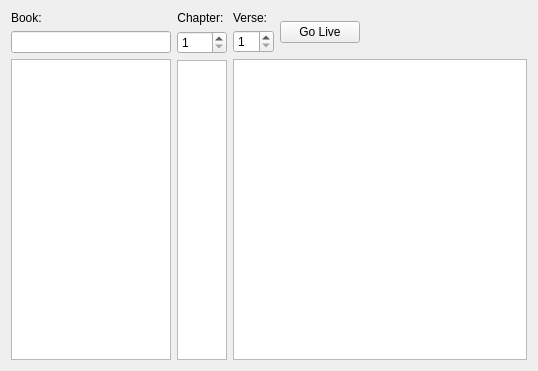
Before: the Qt Designer form src/biblewidget.ui in SoftProjector/src, drawn with Qt 5.
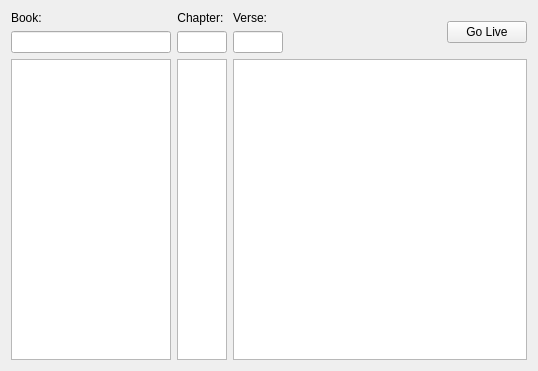
After: the same form once the commit is applied.

Commit message:
Changed verse&chapter spin boxes to entry fields. This was down in order to remove user confusion that was caused by up/down of spin box not correspond to up/down in list boxes.
Also Moved GoLive button to top-right corner of song&bible frames.

Added a spliter between songs/playlist and preview.

Patch:
```diff
--- a/src/biblewidget.ui
+++ b/src/biblewidget.ui
@@ -19,7 +19,7 @@
   <property name="windowTitle">
    <string>Form</string>
   </property>
-  <layout class="QHBoxLayout" name="horizontalLayout_4" stretch="1,1,100">
+  <layout class="QHBoxLayout" name="horizontalLayout_2" stretch="0,0,1">
    <item>
     <layout class="QVBoxLayout" name="verticalLayout_2">
      <item>
@@ -115,24 +115,27 @@
       </widget>
      </item>
      <item>
-      <widget class="QSpinBox" name="spinChapter">
+      <widget class="QLineEdit" name="chapter_ef">
        <property name="sizePolicy">
         <sizepolicy hsizetype="Expanding" vsizetype="Fixed">
          <horstretch>0</horstretch>
          <verstretch>0</verstretch>
         </sizepolicy>
        </property>
+       <property name="minimumSize">
+        <size>
+         <width>0</width>
+         <height>0</height>
+        </size>
+       </property>
        <property name="maximumSize">
         <size>
          <width>50</width>
          <height>16777215</height>
         </size>
        </property>
-       <property name="minimum">
-        <number>1</number>
-       </property>
-       <property name="value">
-        <number>1</number>
+       <property name="toolTip">
+        <string>Filter criteria for the bible list. If the first character of the filter is a number, then only books starting with this number are matched. Example filters: &quot;Deuter&quot;, &quot;1Thes&quot;.</string>
        </property>
       </widget>
      </item>
@@ -159,18 +162,16 @@
    </item>
    <item>
     <layout class="QVBoxLayout" name="verticalLayout_4">
-     <item>
-      <layout class="QHBoxLayout" name="horizontalLayout_2">
-       <item>
-        <layout class="QVBoxLayout" name="verticalLayout_3">
          <property name="spacing">
-          <number>5</number>
+      <number>6</number>
          </property>
          <item>
           <layout class="QHBoxLayout" name="horizontalLayout">
            <property name="spacing">
-            <number>0</number>
-           </property>
+        <number>6</number>
+       </property>
+       <item>
+        <layout class="QVBoxLayout" name="verticalLayout_3">
            <item>
             <widget class="QLabel" name="lblVerse">
              <property name="text">
@@ -178,45 +179,51 @@
              </property>
             </widget>
            </item>
-          </layout>
-         </item>
          <item>
-          <layout class="QHBoxLayout" name="horizontalLayout_3">
-           <property name="spacing">
-            <number>0</number>
+          <widget class="QLineEdit" name="verse_ef">
+           <property name="sizePolicy">
+            <sizepolicy hsizetype="Minimum" vsizetype="Fixed">
+             <horstretch>0</horstretch>
+             <verstretch>0</verstretch>
+            </sizepolicy>
            </property>
-           <item>
-            <widget class="QSpinBox" name="spinVerse">
-             <property name="minimum">
-              <number>1</number>
-             </property>
-             <property name="value">
-              <number>1</number>
+           <property name="minimumSize">
+            <size>
+             <width>0</width>
+             <height>0</height>
+            </size>
+           </property>
+           <property name="maximumSize">
+            <size>
+             <width>50</width>
+             <height>16777215</height>
+            </size>
+           </property>
+           <property name="toolTip">
+            <string>Filter criteria for the bible list. If the first character of the filter is a number, then only books starting with this number are matched. Example filters: &quot;Deuter&quot;, &quot;1Thes&quot;.</string>
              </property>
             </widget>
            </item>
           </layout>
          </item>
-        </layout>
+       <item>
+        <spacer name="horizontalSpacer_3">
+         <property name="orientation">
+          <enum>Qt::Horizontal</enum>
+         </property>
+         <property name="sizeHint" stdset="0">
+          <size>
+           <width>17</width>
+           <height>13</height>
+          </size>
+         </property>
+        </spacer>
        </item>
        <item>
         <layout class="QVBoxLayout" name="verticalLayout_5">
-         <item>
-          <spacer name="verticalSpacer">
-           <property name="orientation">
-            <enum>Qt::Vertical</enum>
-           </property>
-           <property name="sizeType">
-            <enum>QSizePolicy::Minimum</enum>
-           </property>
-           <property name="sizeHint" stdset="0">
-            <size>
-             <width>20</width>
-             <height>0</height>
-            </size>
-           </property>
-          </spacer>
-         </item>
+         <property name="spacing">
+          <number>0</number>
+         </property>
          <item>
           <widget class="QPushButton" name="btnLive">
            <property name="sizePolicy">
@@ -240,20 +247,23 @@
            </property>
           </widget>
          </item>
-        </layout>
-       </item>
        <item>
-        <spacer name="horizontalSpacer_3">
+          <spacer name="verticalSpacer">
          <property name="orientation">
-          <enum>Qt::Horizontal</enum>
+            <enum>Qt::Vertical</enum>
+           </property>
+           <property name="sizeType">
+            <enum>QSizePolicy::Preferred</enum>
          </property>
          <property name="sizeHint" stdset="0">
           <size>
-           <width>17</width>
-           <height>5</height>
+             <width>20</width>
+             <height>0</height>
           </size>
          </property>
         </spacer>
+         </item>
+        </layout>
        </item>
       </layout>
      </item>
```
Left out of the diff: 2 changed lines with no effect on the pictures. Lines whose indentation alone changed are shown as unchanged. The commit also changes 3 other files.
